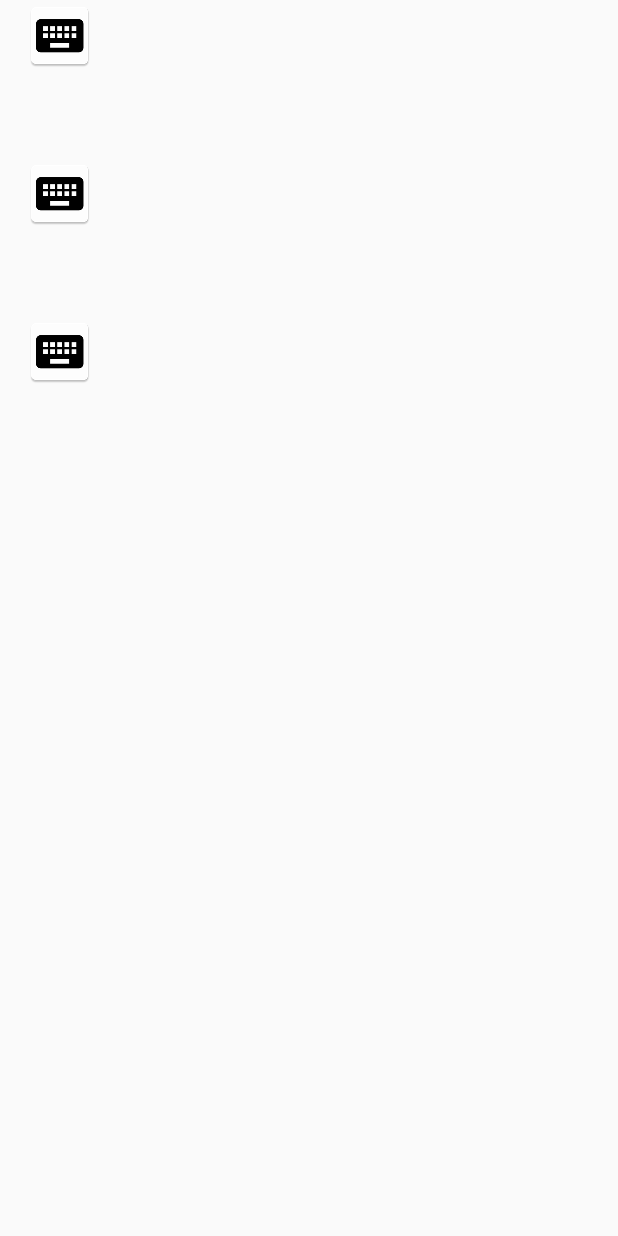
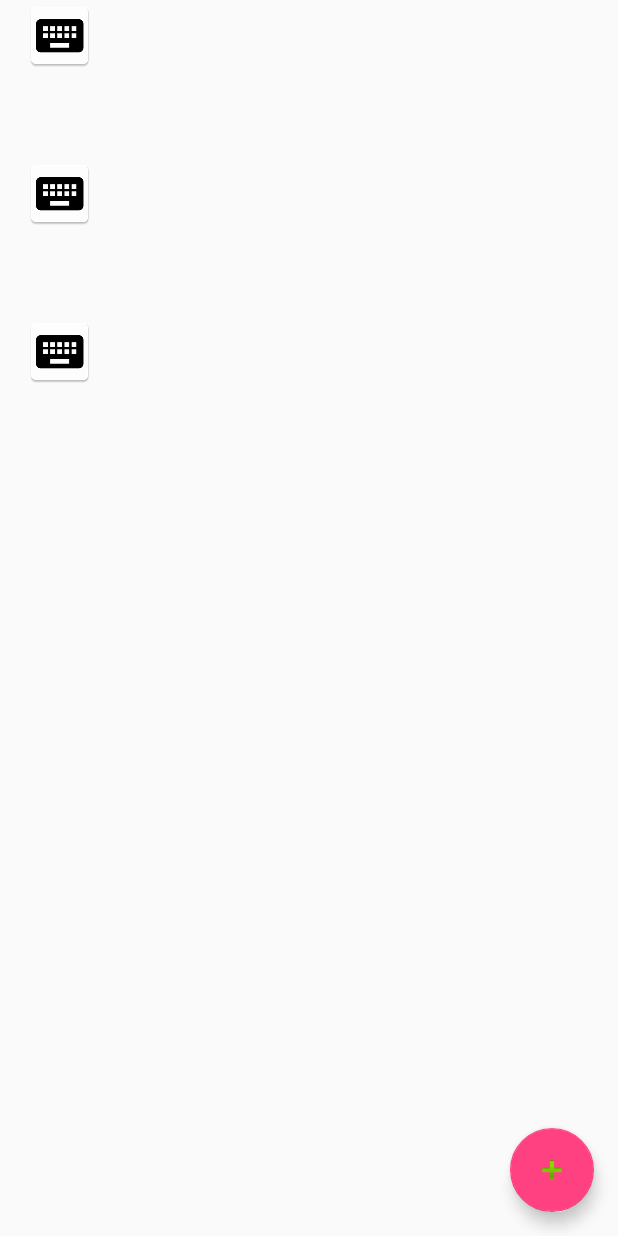
Before and after one commit to FlorencioNatan/hipocampo, an Android app: the layout fragment_password_list.xml on its own in the app's theme, with its tools: preview values and no code run, on a phone screen of 412 x 824 dp. Run offline under Robolectric (Android 15) with nearby library versions, the phone set to English and light mode, and no system bars.

Commit message:
Changing FloatActionButton from MainActivity to PasswordFragment.
modified:   app/src/main/java/example/com/hipocampo/activities/MainActivity.java
modified:   app/src/main/java/example/com/hipocampo/fragments/PasswordFragment.java
modified:   app/src/main/res/layout/app_bar_main.xml
modified:   app/src/main/res/layout/fragment_password_list.xml

```diff
--- a/app/src/main/res/layout/fragment_password_list.xml
+++ b/app/src/main/res/layout/fragment_password_list.xml
@@ -1,13 +1,29 @@
 <?xml version="1.0" encoding="utf-8"?>
-<android.support.v7.widget.RecyclerView xmlns:android="http://schemas.android.com/apk/res/android"
+<android.support.design.widget.CoordinatorLayout xmlns:android="http://schemas.android.com/apk/res/android"
     xmlns:app="http://schemas.android.com/apk/res-auto"
     xmlns:tools="http://schemas.android.com/tools"
-    android:id="@+id/list"
+    android:layout_width="match_parent"
+    android:layout_height="match_parent"
+    android:fitsSystemWindows="false">
+
+    <android.support.v7.widget.RecyclerView
+        android:id="@+id/list_password"
         android:name="example.com.hipocampo.fragments.PasswordFragment"
         android:layout_width="match_parent"
         android:layout_height="match_parent"
+        android:layout_weight="1"
         android:layout_marginLeft="16dp"
         android:layout_marginRight="16dp"
         app:layoutManager="LinearLayoutManager"
         tools:context="example.com.hipocampo.fragments.PasswordFragment"
         tools:listitem="@layout/fragment_password" />
+
+    <android.support.design.widget.FloatingActionButton
+        android:id="@+id/fab"
+        android:layout_width="wrap_content"
+        android:layout_height="wrap_content"
+        android:layout_gravity="bottom|end"
+        android:layout_margin="@dimen/fab_margin"
+        app:srcCompat="@android:drawable/ic_input_add" />
+
+</android.support.design.widget.CoordinatorLayout>
```
Also changed, not shown: app/src/main/java/example/com/hipocampo/activities/MainActivity.java (+0 -11 lines), app/src/main/java/example/com/hipocampo/fragments/PasswordFragment.java (+11 -3 lines), app/src/main/res/layout/app_bar_main.xml (+0 -8 lines). Lines whose indentation alone changed are shown as unchanged.
